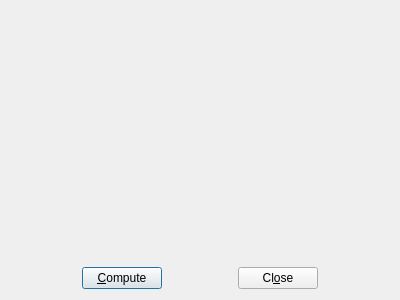
This is src/bhcdialog.ui in GCodeProjects/GCodeWorkShop as Qt 5 draws it before an edit. The edited form follows.
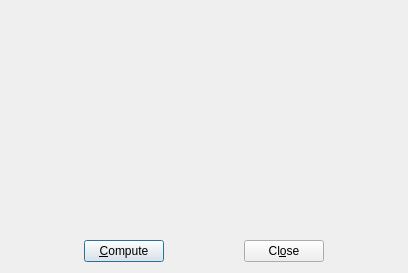
This is the edited form. Icons and pictures are not drawn.

```diff
--- a/src/bhcdialog.ui
+++ b/src/bhcdialog.ui
@@ -6,10 +6,22 @@
    <rect>
     <x>0</x>
     <y>0</y>
-    <width>400</width>
-    <height>300</height>
+    <width>408</width>
+    <height>273</height>
    </rect>
   </property>
+  <property name="sizePolicy">
+   <sizepolicy hsizetype="Preferred" vsizetype="Preferred">
+    <horstretch>0</horstretch>
+    <verstretch>0</verstretch>
+   </sizepolicy>
+  </property>
+  <property name="minimumSize">
+   <size>
+    <width>400</width>
+    <height>0</height>
+   </size>
+  </property>
   <property name="windowTitle">
    <string>Dialog</string>
   </property>
```
Left out of the diff: 13 changed lines with no effect on the pictures. Lines whose indentation alone changed are shown as unchanged.
